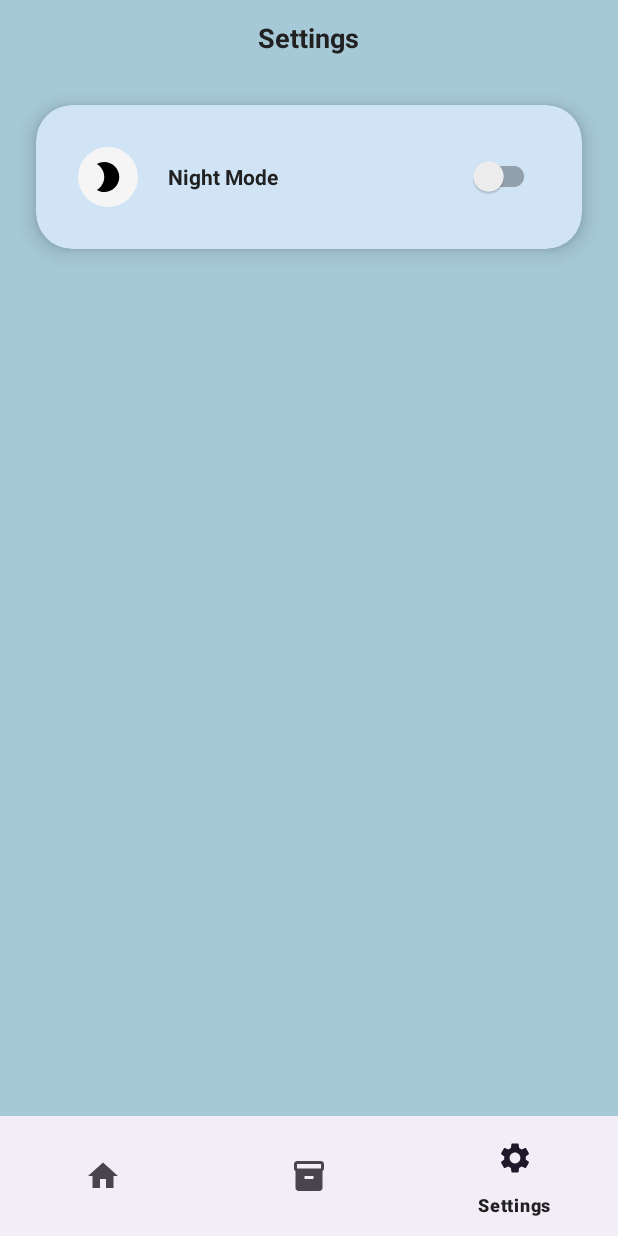
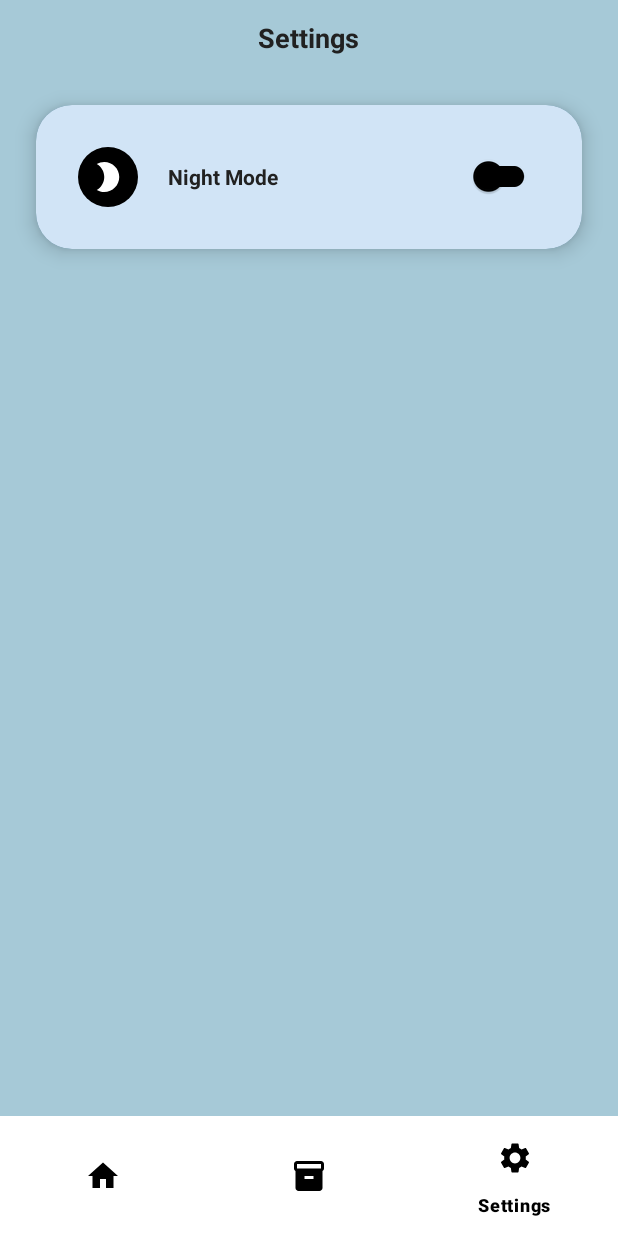
Before and after one commit to wv3ntlyk/Groovy, an Android app: the screen it shows after launch (MainActivity), item 3 of the bottom bar chosen, on a phone screen of 412 x 824 dp. Run offline under Robolectric (Android 15) with nearby library versions, the phone set to English and light mode, and no system bars; libraries missing offline, so code that uses them is left out: com.chaquo.python; Roboto replaces fonts that are not available here; 1 statement that could not run was skipped.

Commit message:
--- Settings: -> Night mode { -| Changeable colors for Switches -| Changed "themes.xml" to non 3 material }

```diff
--- a/app/build.gradle
+++ b/app/build.gradle
@@ -13,9 +13,9 @@ android {
         minSdk 30
         targetSdk 34
         versionCode 1
-        versionName "0.23"
+        versionName "0.35"
         ndk {
-            abiFilters "arm64-v8a" //,"x86_64"
+            abiFilters "arm64-v8a" // "x86"
         }
         testInstrumentationRunner "androidx.test.runner.AndroidJUnitRunner"
     }
--- /dev/null
+++ b/app/src/main/res/color/thumb.xml
@@ -0,0 +1,8 @@
+<?xml version="1.0" encoding="utf-8"?>
+<!-- res/color/switch_thumb_color.xml -->
+<selector xmlns:android="http://schemas.android.com/apk/res/android">
+    <!-- State when the switch is checked -->
+    <item android:state_checked="true" android:color="#FFFFFF"/> <!-- White color when checked -->
+    <!-- State when the switch is unchecked -->
+    <item android:state_checked="false" android:color="#000000"/> <!-- Default color when unchecked -->
+</selector>
--- /dev/null
+++ b/app/src/main/res/color/track.xml
@@ -0,0 +1,8 @@
+<?xml version="1.0" encoding="utf-8"?>
+<!-- res/color/switch_thumb_color.xml -->
+<selector xmlns:android="http://schemas.android.com/apk/res/android">
+    <!-- State when the switch is checked -->
+    <item android:state_checked="false" android:color="#000"/> <!-- White color when checked -->
+    <!-- State when the switch is unchecked -->
+    <item android:state_checked="true" android:color="#FFFFFF"/> <!-- Default color when unchecked -->
+</selector>
--- a/app/src/main/res/drawable/round_back_night.xml
+++ b/app/src/main/res/drawable/round_back_night.xml
@@ -1,5 +1,20 @@
 <?xml version="1.0" encoding="utf-8"?>
-<shape xmlns:android="http://schemas.android.com/apk/res/android">
-    <solid android:color="@color/colorSurface"/>
-    <corners android:radius="100dp"/>
-</shape>
+<selector xmlns:android="http://schemas.android.com/apk/res/android">
+
+    <!-- State when the item is selected (e.g., checked, pressed) -->
+    <item android:state_checked="false">
+        <shape>
+            <solid android:color="@color/white"/>
+            <corners android:radius="100dp"/>
+        </shape>
+    </item>
+
+    <!-- Default state (unselected) -->
+    <item>
+        <shape>
+            <solid android:color="@color/black"/>
+            <corners android:radius="100dp"/>
+        </shape>
+    </item>
+
+</selector>
--- a/app/src/main/res/layout/activity_main.xml
+++ b/app/src/main/res/layout/activity_main.xml
@@ -25,6 +25,9 @@
         app:layout_constraintHorizontal_bias="0.0"
         app:layout_constraintStart_toStartOf="parent"
         app:labelVisibilityMode="selected"
+        android:background="@color/blackWhite"
+        app:itemTextColor="@color/whiteBlack"
+        app:itemIconTint="@color/whiteBlack"
         app:itemActiveIndicatorStyle="@style/App.Custom.Indicator"
         app:menu="@menu/bottom_nav" />
 
--- a/app/src/main/res/layout/fragment_home.xml
+++ b/app/src/main/res/layout/fragment_home.xml
@@ -4,6 +4,7 @@
     xmlns:tools="http://schemas.android.com/tools"
     android:layout_width="match_parent"
     android:layout_height="match_parent"
+
     tools:context=".Home">
 
     <LinearLayout
@@ -21,9 +22,9 @@
                 android:layout_height="wrap_content"
                 android:text="@string/home"
                 android:layout_centerInParent="true"
+
                 android:textStyle="bold"
                 android:textSize="18sp"/>
-
         </RelativeLayout>
 
         <androidx.cardview.widget.CardView
@@ -41,7 +42,7 @@
                 android:layout_height="wrap_content"
                 android:orientation="vertical"
                 android:padding="28dp"
-                android:background="@drawable/round_back_white10_20"
+                android:background="@drawable/round_back_white"
                 android:backgroundTint="@color/colorPrimary">
 
                 <TextView
--- a/app/src/main/res/layout/fragment_settings.xml
+++ b/app/src/main/res/layout/fragment_settings.xml
@@ -19,7 +19,7 @@
             <TextView
                 android:layout_width="wrap_content"
                 android:layout_height="wrap_content"
-                android:text="Settings"
+                android:text="@string/settings"
                 android:layout_centerInParent="true"
 
                 android:textStyle="bold"
@@ -34,7 +34,6 @@
                 android:id="@+id/cardView"
                 android:layout_width="match_parent"
                 android:layout_height="wrap_content"
-                android:layout_centerHorizontal="true"
                 android:layout_marginHorizontal="24dp"
                 android:layout_marginTop="20dp"
                 app:cardCornerRadius="24dp"
@@ -43,7 +42,7 @@
                 <LinearLayout
                     android:layout_width="match_parent"
                     android:layout_height="wrap_content"
-                    android:background="@drawable/round_back_white10_20"
+                    android:background="@drawable/round_back_white"
                     android:backgroundTint="@color/colorPrimary"
                     android:orientation="vertical"
                     android:padding="28dp">
@@ -57,8 +56,10 @@
                             android:layout_width="40dp"
                             android:layout_height="40dp"
                             android:background="@drawable/round_back_night"
+                            android:backgroundTint="@color/whiteBlack"
                             android:padding="8dp"
-                            android:src="@drawable/baseline_mode_night_24">
+                            android:src="@drawable/night_mode"
+                            app:tint="@color/blackWhite">
 
                         </ImageView>
 
@@ -68,7 +69,7 @@
                             android:layout_centerVertical="true"
                             android:layout_marginStart="20dp"
                             android:layout_toEndOf="@+id/nightModeIcon"
-                            android:text="Night Mode"
+                            android:text="@string/night_mode"
                             android:textColor="@color/colorText"
                             android:textStyle="bold" />
 
@@ -79,9 +80,10 @@
                             android:layout_alignParentEnd="true"
                             android:layout_centerVertical="true"
                             android:switchMinWidth="50dp"
+                            android:checked="true"
                             android:theme="@style/nightModeSwitch" />
+
                     </RelativeLayout>
-
 
                 </LinearLayout>
 
@@ -89,7 +91,6 @@
 
         </ScrollView>
 
-
     </LinearLayout>
 
 </FrameLayout>
--- a/app/src/main/res/values-night/colors.xml
+++ b/app/src/main/res/values-night/colors.xml
@@ -28,6 +28,9 @@
     <color name="colorIcon">#B0BEC5</color> <!-- Світло-сірий для іконок -->
     <color name="colorText">#FFFFFF</color> <!-- Білий текст -->
 
+    <color name="whiteBlack">#FFF</color>
+    <color name="blackWhite">#000</color>
+
     <!-- Additional Colors -->
     <color name="colorDivider">#373737</color>
 </resources>
--- a/app/src/main/res/values-night/themes.xml
+++ b/app/src/main/res/values-night/themes.xml
@@ -1,6 +1,6 @@
 <resources xmlns:tools="http://schemas.android.com/tools">
     <!-- Base application theme. -->
-    <style name="Base.Theme.Groovy" parent="Theme.Material3.DayNight.NoActionBar">
+    <style name="Theme.Groovy" parent="Theme.Material3.DayNight.NoActionBar">
         <item name="colorPrimary">@color/colorPrimary</item>
         <item name="colorPrimaryVariant">@color/colorPrimaryVariant</item>
         <item name="colorOnPrimary">@color/colorOnPrimary</item>
--- a/app/src/main/res/values/colors.xml
+++ b/app/src/main/res/values/colors.xml
@@ -27,6 +27,9 @@
     <color name="colorIcon">#757575</color> <!-- Сірий для іконок -->
     <color name="colorText">#212121</color> <!-- Темно-сірий текст -->
 
+    <color name="whiteBlack">#000</color>
+    <color name="blackWhite">#FFF</color>
+
     <!-- Additional Colors -->
     <color name="colorDivider">#BDBDBD</color> <!-- Світло-сірий для ліній розділення -->
 
--- a/app/src/main/res/values/strings.xml
+++ b/app/src/main/res/values/strings.xml
@@ -17,4 +17,6 @@
     <string name="soon">Soon</string>
     <string name="hint">*</string>
     <string name="home">Home</string>
+    <string name="settings">Settings</string>
+    <string name="night_mode">Night Mode</string>
 </resources>
--- a/app/src/main/res/values/themes.xml
+++ b/app/src/main/res/values/themes.xml
@@ -1,6 +1,6 @@
 <resources xmlns:tools="http://schemas.android.com/tools">
     <!-- Base application theme. -->
-    <style name="Base.Theme.Groovy" parent="Theme.Material3.DayNight.NoActionBar">
+    <style name="Theme.Groovy" parent="Theme.Material3.DayNight.NoActionBar">
         <!-- Primary branding color -->
         <item name="colorPrimary">@color/colorPrimary</item>
         <item name="colorPrimaryVariant">@color/colorPrimaryVariant</item>
@@ -35,44 +35,12 @@
     </style>
 
     <style name="nightModeSwitch" parent="Theme.AppCompat.Light">
-        <item name="colorPrimary">@color/colorPrimary</item>
-        <item name="colorPrimaryVariant">@color/colorPrimaryVariant</item>
-        <item name="colorOnPrimary">@color/colorOnPrimary</item>
-
-        <!-- Secondary color -->
-        <item name="colorSecondary">@color/colorSecondary</item>
-        <item name="colorSecondaryVariant">@color/colorSecondaryVariant</item>
-        <item name="colorOnSecondary">@color/colorOnSecondary</item>
-
-        <!-- Status bar color -->
-        <item name="android:statusBarColor">@color/colorBackground</item>
-        <item name="android:navigationBarColor">@color/colorSurface</item>
-        <item name="android:windowLightStatusBar">false</item>
-
-        <!-- Background and Surface -->
-        <item name="background">@color/colorBackground</item>
-        <item name="colorSurface">@color/colorSurface</item>
-        <item name="colorOnBackground">@color/colorOnBackground</item>
-        <item name="colorOnSurface">@color/colorOnSurface</item>
-
-        <!-- Error color -->
-        <item name="colorError">@color/colorError</item>
-        <item name="colorOnError">@color/colorOnError</item>
-
-        <!-- Customize your theme here -->
-        <item name="android:textColor">@color/colorText</item>
-        <item name="android:drawableTint">@color/colorIcon</item>
-        <item name="android:iconTint">@color/colorIcon</item>
-
-
-        <!-- Divider color -->
-        <item name="dividerColor">@color/colorDivider</item>
+        <item name="thumbTint">@color/thumb</item>
+        <item name="trackTint">@color/track</item>
     </style>
 
     <style name="App.Custom.Indicator" parent="Widget.Material3.BottomNavigationView.ActiveIndicator">
         <item name="android:color">@android:color/transparent</item>
     </style>
 
-
-    <style name="Theme.Groovy" parent="Base.Theme.Groovy" />
 </resources>
```
Also changed, not shown: app/src/main/res/drawable/thumb.xml (added, +15 -0 lines), app/src/main/res/drawable/track.xml (added, +19 -0 lines), app/src/main/res/layout/s.xml (deleted, +0 -51 lines), app/src/main/res/drawable/night_mode.xml (renamed from app/src/main/res/drawable/baseline_mode_night_24.xml), app/src/main/res/drawable/round_back_white.xml (renamed from app/src/main/res/drawable/round_back_white10_20.xml).
